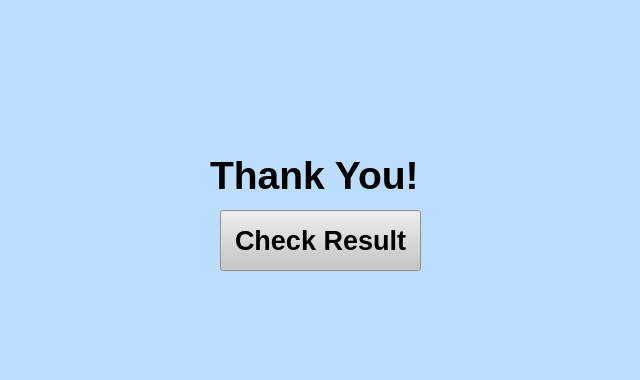
The window that Group4/shaunui3.ui (Assignment-C/UI-APP) describes before a commit, drawn with Qt 5.
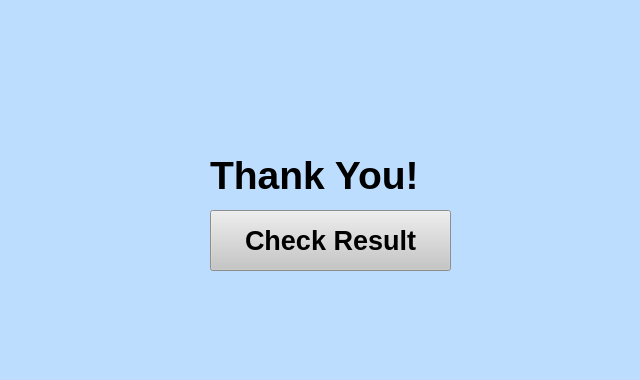
The same window after the commit.

The edit to the form file:
```diff
--- a/Group4/shaunui3.ui
+++ b/Group4/shaunui3.ui
@@ -25,9 +25,9 @@
   <widget class="QPushButton" name="pushButton">
    <property name="geometry">
     <rect>
-     <x>220</x>
+     <x>210</x>
      <y>210</y>
-     <width>201</width>
+     <width>241</width>
      <height>61</height>
     </rect>
    </property>
@@ -51,7 +51,7 @@
     <rect>
      <x>210</x>
      <y>150</y>
-     <width>231</width>
+     <width>291</width>
      <height>51</height>
     </rect>
    </property>
```
